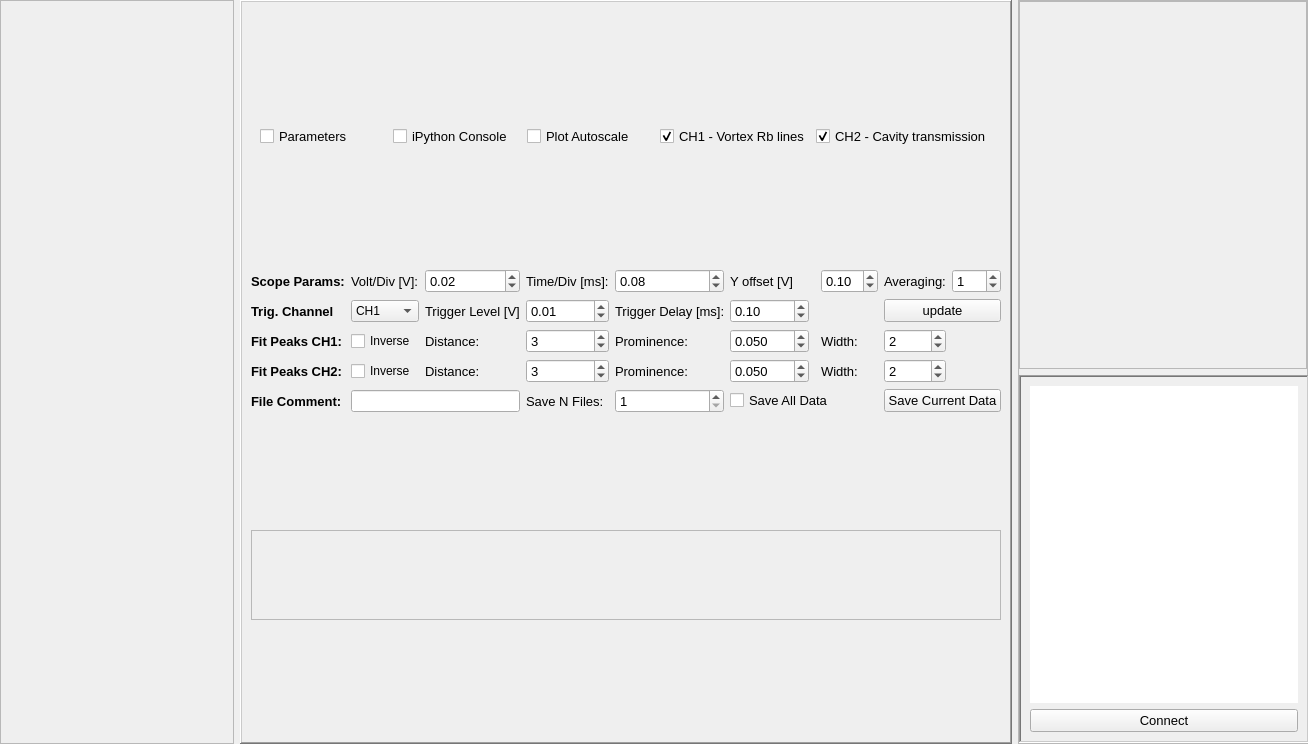
Before: the Qt Designer form widgets/scopeWidget/scopeWidgetGUI.ui in JeremyQO/GUI-Experiment, drawn with Qt 5.
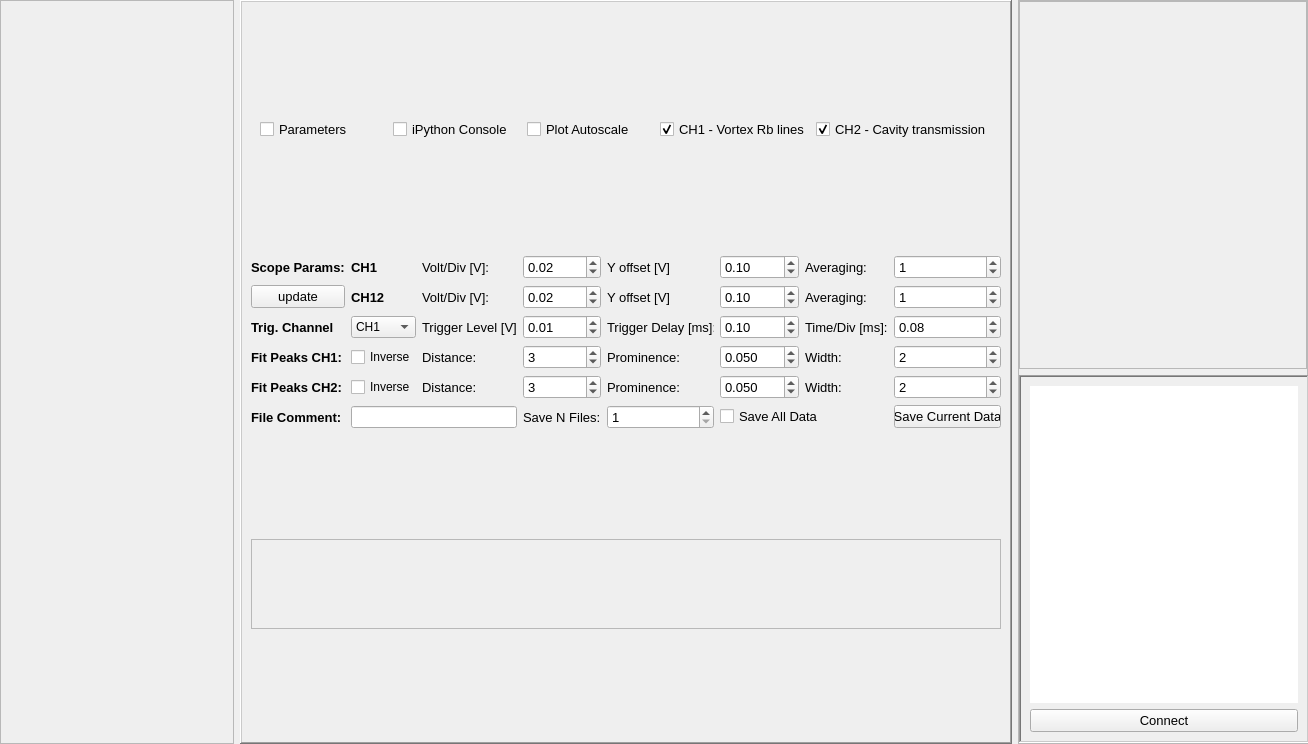
After: the same form once the commit is applied.

Patch:
```diff
--- a/widgets/scopeWidget/scopeWidgetGUI.ui
+++ b/widgets/scopeWidget/scopeWidgetGUI.ui
@@ -170,24 +170,72 @@
       </item>
       <item>
        <layout class="QGridLayout" name="gridLayout">
-        <item row="5" column="0">
-         <widget class="QLabel" name="label_20">
+        <item row="3" column="4">
+         <widget class="QSpinBox" name="spinBox_distance_ch1">
           <property name="font">
            <font>
             <pointsize>10</pointsize>
-            <weight>75</weight>
-            <bold>true</bold>
            </font>
           </property>
+          <property name="maximum">
+           <number>1024</number>
+          </property>
+          <property name="value">
+           <number>3</number>
+          </property>
+         </widget>
+        </item>
+        <item row="5" column="1">
+         <widget class="QCheckBox" name="checkBox_CH2Inverse">
           <property name="text">
-           <string>File Comment:</string>
+           <string>Inverse</string>
           </property>
+          <property name="checked">
+           <bool>false</bool>
+          </property>
          </widget>
         </item>
-        <item row="5" column="1" colspan="2">
+        <item row="3" column="1">
+         <widget class="QCheckBox" name="checkBox_CH1Inverse">
+          <property name="text">
+           <string>Inverse</string>
+          </property>
+         </widget>
+        </item>
+        <item row="6" column="1" colspan="2">
          <widget class="QLineEdit" name="lineEdit_fileComment"/>
         </item>
-        <item row="4" column="2">
+        <item row="6" column="5">
+         <widget class="QSpinBox" name="spinBox_saveNFiles">
+          <property name="font">
+           <font>
+            <pointsize>10</pointsize>
+           </font>
+          </property>
+          <property name="minimum">
+           <number>1</number>
+          </property>
+          <property name="maximum">
+           <number>1024</number>
+          </property>
+          <property name="value">
+           <number>1</number>
+          </property>
+         </widget>
+        </item>
+        <item row="5" column="5">
+         <widget class="QLabel" name="label_18">
+          <property name="font">
+           <font>
+            <pointsize>10</pointsize>
+           </font>
+          </property>
+          <property name="text">
+           <string>Prominence:</string>
+          </property>
+         </widget>
+        </item>
+        <item row="5" column="2">
          <widget class="QLabel" name="label_17">
           <property name="font">
            <font>
@@ -199,7 +247,20 @@
           </property>
          </widget>
         </item>
-        <item row="1" column="6">
+        <item row="2" column="0">
+         <widget class="QLabel" name="label_21">
+          <property name="font">
+           <font>
+            <pointsize>10</pointsize>
+            <bold>true</bold>
+           </font>
+          </property>
+          <property name="text">
+           <string>Trig. Channel</string>
+          </property>
+         </widget>
+        </item>
+        <item row="2" column="6">
          <widget class="QDoubleSpinBox" name="doubleSpinBox_triggerDelay">
           <property name="font">
            <font>
@@ -223,278 +284,20 @@
           </property>
          </widget>
         </item>
-        <item row="1" column="9" colspan="2">
-         <widget class="QPushButton" name="pushButton_updatePlotDisplay">
+        <item row="6" column="0">
+         <widget class="QLabel" name="label_20">
           <property name="font">
            <font>
             <pointsize>10</pointsize>
-           </font>
-          </property>
-          <property name="text">
-           <string>update</string>
-          </property>
-         </widget>
-        </item>
-        <item row="4" column="5">
-         <widget class="QLabel" name="label_18">
-          <property name="font">
-           <font>
-            <pointsize>10</pointsize>
-           </font>
-          </property>
-          <property name="text">
-           <string>Prominence:</string>
-          </property>
-         </widget>
-        </item>
-        <item row="2" column="0">
-         <widget class="QLabel" name="label_7">
-          <property name="font">
-           <font>
-            <pointsize>10</pointsize>
-            <weight>75</weight>
             <bold>true</bold>
            </font>
           </property>
           <property name="text">
-           <string>Fit Peaks CH1:</string>
-          </property>
-         </widget>
-        </item>
-        <item row="2" column="2">
-         <widget class="QLabel" name="label_11">
-          <property name="font">
-           <font>
-            <pointsize>10</pointsize>
-           </font>
-          </property>
-          <property name="text">
-           <string>Distance:</string>
-          </property>
-          <property name="alignment">
-           <set>Qt::AlignLeading|Qt::AlignLeft|Qt::AlignVCenter</set>
-          </property>
-         </widget>
-        </item>
-        <item row="2" column="6">
-         <widget class="QDoubleSpinBox" name="doubleSpinBox_prominence_ch1">
-          <property name="font">
-           <font>
-            <pointsize>10</pointsize>
-           </font>
-          </property>
-          <property name="decimals">
-           <number>3</number>
-          </property>
-          <property name="maximum">
-           <double>1.000000000000000</double>
-          </property>
-          <property name="singleStep">
-           <double>0.001000000000000</double>
-          </property>
-          <property name="value">
-           <double>0.050000000000000</double>
-          </property>
-         </widget>
-        </item>
-        <item row="2" column="5">
-         <widget class="QLabel" name="label_8">
-          <property name="font">
-           <font>
-            <pointsize>10</pointsize>
-           </font>
-          </property>
-          <property name="text">
-           <string>Prominence:</string>
-          </property>
-          <property name="alignment">
-           <set>Qt::AlignLeading|Qt::AlignLeft|Qt::AlignVCenter</set>
-          </property>
-         </widget>
-        </item>
-        <item row="2" column="8">
-         <widget class="QLabel" name="label_9">
-          <property name="font">
-           <font>
-            <pointsize>10</pointsize>
-           </font>
-          </property>
-          <property name="text">
-           <string>Width:</string>
-          </property>
-          <property name="alignment">
-           <set>Qt::AlignLeading|Qt::AlignLeft|Qt::AlignVCenter</set>
-          </property>
-         </widget>
-        </item>
-        <item row="1" column="5">
-         <widget class="QLabel" name="label_6">
-          <property name="font">
-           <font>
-            <pointsize>10</pointsize>
-           </font>
-          </property>
-          <property name="text">
-           <string>Trigger Delay [ms]:</string>
-          </property>
-         </widget>
-        </item>
-        <item row="2" column="9">
-         <widget class="QSpinBox" name="spinBox_width_ch1">
-          <property name="font">
-           <font>
-            <pointsize>10</pointsize>
-           </font>
-          </property>
-          <property name="maximum">
-           <number>1024</number>
-          </property>
-          <property name="value">
-           <number>2</number>
-          </property>
-         </widget>
-        </item>
-        <item row="4" column="1">
-         <widget class="QCheckBox" name="checkBox_CH2Inverse">
-          <property name="text">
-           <string>Inverse</string>
-          </property>
-          <property name="checked">
-           <bool>false</bool>
-          </property>
-         </widget>
-        </item>
-        <item row="4" column="8">
-         <widget class="QLabel" name="label_19">
-          <property name="font">
-           <font>
-            <pointsize>10</pointsize>
-           </font>
-          </property>
-          <property name="text">
-           <string>Width:</string>
-          </property>
-         </widget>
-        </item>
-        <item row="2" column="1">
-         <widget class="QCheckBox" name="checkBox_CH1Inverse">
-          <property name="text">
-           <string>Inverse</string>
-          </property>
-         </widget>
-        </item>
-        <item row="4" column="9">
-         <widget class="QSpinBox" name="spinBox_width_ch2">
-          <property name="font">
-           <font>
-            <pointsize>10</pointsize>
-           </font>
-          </property>
-          <property name="maximum">
-           <number>1024</number>
-          </property>
-          <property name="value">
-           <number>2</number>
-          </property>
-         </widget>
-        </item>
-        <item row="0" column="4">
-         <widget class="QLabel" name="label_5">
-          <property name="font">
-           <font>
-            <pointsize>10</pointsize>
-           </font>
-          </property>
-          <property name="text">
-           <string>Time/Div [ms]:</string>
-          </property>
-         </widget>
-        </item>
-        <item row="0" column="9">
-         <widget class="QLabel" name="label_10">
-          <property name="font">
-           <font>
-            <pointsize>10</pointsize>
-           </font>
-          </property>
-          <property name="text">
-           <string>Averaging:</string>
-          </property>
-          <property name="alignment">
-           <set>Qt::AlignLeading|Qt::AlignLeft|Qt::AlignVCenter</set>
-          </property>
-         </widget>
-        </item>
-        <item row="0" column="6">
-         <widget class="QLabel" name="label_14">
-          <property name="font">
-           <font>
-            <pointsize>10</pointsize>
-           </font>
-          </property>
-          <property name="text">
-           <string>Y offset [V]</string>
+           <string>File Comment:</string>
           </property>
          </widget>
         </item>
         <item row="2" column="4">
-         <widget class="QSpinBox" name="spinBox_distance_ch1">
-          <property name="font">
-           <font>
-            <pointsize>10</pointsize>
-           </font>
-          </property>
-          <property name="maximum">
-           <number>1024</number>
-          </property>
-          <property name="value">
-           <number>3</number>
-          </property>
-         </widget>
-        </item>
-        <item row="0" column="8">
-         <widget class="QDoubleSpinBox" name="doubleSpinBox_VOffset">
-          <property name="font">
-           <font>
-            <pointsize>10</pointsize>
-           </font>
-          </property>
-          <property name="minimum">
-           <double>-3.000000000000000</double>
-          </property>
-          <property name="maximum">
-           <double>3.000000000000000</double>
-          </property>
-          <property name="singleStep">
-           <double>0.050000000000000</double>
-          </property>
-          <property name="value">
-           <double>0.100000000000000</double>
-          </property>
-         </widget>
-        </item>
-        <item row="0" column="2">
-         <widget class="QDoubleSpinBox" name="doubleSpinBox_VtoDiv">
-          <property name="font">
-           <font>
-            <pointsize>10</pointsize>
-           </font>
-          </property>
-          <property name="minimum">
-           <double>0.010000000000000</double>
-          </property>
-          <property name="maximum">
-           <double>2.000000000000000</double>
-          </property>
-          <property name="singleStep">
-           <double>0.200000000000000</double>
-          </property>
-          <property name="value">
-           <double>0.020000000000000</double>
-          </property>
-         </widget>
-        </item>
-        <item row="1" column="4">
          <widget class="QDoubleSpinBox" name="doubleSpinBox_triggerLevel">
           <property name="font">
            <font>
@@ -515,86 +318,22 @@
           </property>
          </widget>
         </item>
-        <item row="0" column="5">
-         <widget class="QDoubleSpinBox" name="doubleSpinBox_timeScale">
-          <property name="font">
-           <font>
-            <pointsize>10</pointsize>
-           </font>
-          </property>
-          <property name="value">
-           <double>0.080000000000000</double>
-          </property>
-         </widget>
-        </item>
-        <item row="0" column="10">
-         <widget class="QSpinBox" name="spinBox_averaging">
+        <item row="5" column="4">
+         <widget class="QSpinBox" name="spinBox_distance_ch2">
           <property name="font">
            <font>
             <pointsize>10</pointsize>
            </font>
           </property>
           <property name="maximum">
-           <number>24</number>
+           <number>1024</number>
           </property>
           <property name="value">
-           <number>1</number>
+           <number>3</number>
           </property>
          </widget>
         </item>
-        <item row="0" column="0">
-         <widget class="QLabel" name="label_12">
-          <property name="font">
-           <font>
-            <pointsize>10</pointsize>
-            <weight>75</weight>
-            <bold>true</bold>
-           </font>
-          </property>
-          <property name="text">
-           <string>Scope Params:</string>
-          </property>
-         </widget>
-        </item>
-        <item row="1" column="2">
-         <widget class="QLabel" name="label_38">
-          <property name="font">
-           <font>
-            <pointsize>10</pointsize>
-           </font>
-          </property>
-          <property name="text">
-           <string>Trigger Level [V]</string>
-          </property>
-         </widget>
-        </item>
-        <item row="0" column="1">
-         <widget class="QLabel" name="label_13">
-          <property name="font">
-           <font>
-            <pointsize>10</pointsize>
-           </font>
-          </property>
-          <property name="text">
-           <string>Volt/Div [V]:</string>
-          </property>
-         </widget>
-        </item>
-        <item row="1" column="0">
-         <widget class="QLabel" name="label_21">
-          <property name="font">
-           <font>
-            <pointsize>10</pointsize>
-            <weight>75</weight>
-            <bold>true</bold>
-           </font>
-          </property>
-          <property name="text">
-           <string>Trig. Channel</string>
-          </property>
-         </widget>
-        </item>
-        <item row="1" column="1">
+        <item row="2" column="1">
          <widget class="QComboBox" name="comboBox_triggerSource">
           <property name="currentText">
            <string>CH1</string>
@@ -616,30 +355,73 @@
           </item>
          </widget>
         </item>
-        <item row="4" column="6">
-         <widget class="QDoubleSpinBox" name="doubleSpinBox_prominence_ch2">
+        <item row="6" column="4">
+         <widget class="QLabel" name="label_22">
           <property name="font">
            <font>
             <pointsize>10</pointsize>
            </font>
           </property>
-          <property name="decimals">
-           <number>3</number>
+          <property name="text">
+           <string>Save N Files:</string>
           </property>
-          <property name="singleStep">
-           <double>0.001000000000000</double>
+         </widget>
+        </item>
+        <item row="0" column="0">
+         <widget class="QLabel" name="label_12">
+          <property name="font">
+           <font>
+            <pointsize>10</pointsize>
+            <bold>true</bold>
+           </font>
           </property>
-          <property name="value">
-           <double>0.050000000000000</double>
+          <property name="text">
+           <string>Scope Params:</string>
           </property>
          </widget>
         </item>
-        <item row="4" column="0">
+        <item row="2" column="2">
+         <widget class="QLabel" name="label_38">
+          <property name="font">
+           <font>
+            <pointsize>10</pointsize>
+           </font>
+          </property>
+          <property name="text">
+           <string>Trigger Level [V]</string>
+          </property>
+         </widget>
+        </item>
+        <item row="3" column="0">
+         <widget class="QLabel" name="label_7">
+          <property name="font">
+           <font>
+            <pointsize>10</pointsize>
+            <bold>true</bold>
+           </font>
+          </property>
+          <property name="text">
+           <string>Fit Peaks CH1:</string>
+          </property>
+         </widget>
+        </item>
+        <item row="2" column="5">
+         <widget class="QLabel" name="label_6">
+          <property name="font">
+           <font>
+            <pointsize>10</pointsize>
+           </font>
+          </property>
+          <property name="text">
+           <string>Trigger Delay [ms]:</string>
+          </property>
+         </widget>
+        </item>
+        <item row="5" column="0">
          <widget class="QLabel" name="label_16">
           <property name="font">
            <font>
             <pointsize>10</pointsize>
-            <weight>75</weight>
             <bold>true</bold>
            </font>
           </property>
@@ -648,40 +430,262 @@
           </property>
          </widget>
         </item>
-        <item row="4" column="4">
-         <widget class="QSpinBox" name="spinBox_distance_ch2">
+        <item row="3" column="6">
+         <widget class="QDoubleSpinBox" name="doubleSpinBox_prominence_ch1">
           <property name="font">
            <font>
             <pointsize>10</pointsize>
            </font>
           </property>
+          <property name="decimals">
+           <number>3</number>
+          </property>
           <property name="maximum">
-           <number>1024</number>
+           <double>1.000000000000000</double>
           </property>
           <property name="value">
+           <double>0.050000000000000</double>
+          </property>
+         </widget>
+        </item>
+        <item row="3" column="5">
+         <widget class="QLabel" name="label_8">
+          <property name="font">
+           <font>
+            <pointsize>10</pointsize>
+           </font>
+          </property>
+          <property name="text">
+           <string>Prominence:</string>
+          </property>
+          <property name="alignment">
+           <set>Qt::AlignLeading|Qt::AlignLeft|Qt::AlignVCenter</set>
+          </property>
+         </widget>
+        </item>
+        <item row="3" column="2">
+         <widget class="QLabel" name="label_11">
+          <property name="font">
+           <font>
+            <pointsize>10</pointsize>
+           </font>
+          </property>
+          <property name="text">
+           <string>Distance:</string>
+          </property>
+          <property name="alignment">
+           <set>Qt::AlignLeading|Qt::AlignLeft|Qt::AlignVCenter</set>
+          </property>
+         </widget>
+        </item>
+        <item row="5" column="6">
+         <widget class="QDoubleSpinBox" name="doubleSpinBox_prominence_ch2">
+          <property name="font">
+           <font>
+            <pointsize>10</pointsize>
+           </font>
+          </property>
+          <property name="decimals">
            <number>3</number>
           </property>
+          <property name="singleStep">
+           <double>0.001000000000000</double>
+          </property>
+          <property name="value">
+           <double>0.050000000000000</double>
+          </property>
          </widget>
         </item>
-        <item row="5" column="5">
-         <widget class="QSpinBox" name="spinBox_saveNFiles">
+        <item row="1" column="0">
+         <widget class="QPushButton" name="pushButton_updatePlotDisplay">
           <property name="font">
            <font>
             <pointsize>10</pointsize>
            </font>
           </property>
+          <property name="text">
+           <string>update</string>
+          </property>
+         </widget>
+        </item>
+        <item row="0" column="4">
+         <widget class="QDoubleSpinBox" name="doubleSpinBox_VtoDiv_ch1">
+          <property name="font">
+           <font>
+            <pointsize>10</pointsize>
+           </font>
+          </property>
           <property name="minimum">
+           <double>0.010000000000000</double>
+          </property>
+          <property name="maximum">
+           <double>2.000000000000000</double>
+          </property>
+          <property name="singleStep">
+           <double>0.200000000000000</double>
+          </property>
+          <property name="value">
+           <double>0.020000000000000</double>
+          </property>
+         </widget>
+        </item>
+        <item row="0" column="2">
+         <widget class="QLabel" name="label_13">
+          <property name="font">
+           <font>
+            <pointsize>10</pointsize>
+           </font>
+          </property>
+          <property name="text">
+           <string>Volt/Div [V]:</string>
+          </property>
+         </widget>
+        </item>
+        <item row="2" column="7">
+         <widget class="QLabel" name="label_5">
+          <property name="font">
+           <font>
+            <pointsize>10</pointsize>
+           </font>
+          </property>
+          <property name="text">
+           <string>Time/Div [ms]:</string>
+          </property>
+         </widget>
+        </item>
+        <item row="2" column="8">
+         <widget class="QDoubleSpinBox" name="doubleSpinBox_timeScale">
+          <property name="font">
+           <font>
+            <pointsize>10</pointsize>
+           </font>
+          </property>
+          <property name="value">
+           <double>0.080000000000000</double>
+          </property>
+         </widget>
+        </item>
+        <item row="0" column="5">
+         <widget class="QLabel" name="label_14">
+          <property name="font">
+           <font>
+            <pointsize>10</pointsize>
+           </font>
+          </property>
+          <property name="text">
+           <string>Y offset [V]</string>
+          </property>
+         </widget>
+        </item>
+        <item row="0" column="6">
+         <widget class="QDoubleSpinBox" name="doubleSpinBox_VOffset_ch1">
+          <property name="font">
+           <font>
+            <pointsize>10</pointsize>
+           </font>
+          </property>
+          <property name="minimum">
+           <double>-3.000000000000000</double>
+          </property>
+          <property name="maximum">
+           <double>3.000000000000000</double>
+          </property>
+          <property name="singleStep">
+           <double>0.050000000000000</double>
+          </property>
+          <property name="value">
+           <double>0.100000000000000</double>
+          </property>
+         </widget>
+        </item>
+        <item row="0" column="7">
+         <widget class="QLabel" name="label_10">
+          <property name="font">
+           <font>
+            <pointsize>10</pointsize>
+           </font>
+          </property>
+          <property name="text">
+           <string>Averaging:</string>
+          </property>
+          <property name="alignment">
+           <set>Qt::AlignLeading|Qt::AlignLeft|Qt::AlignVCenter</set>
+          </property>
+         </widget>
+        </item>
+        <item row="0" column="8">
+         <widget class="QSpinBox" name="spinBox_averaging_ch1">
+          <property name="font">
+           <font>
+            <pointsize>10</pointsize>
+           </font>
+          </property>
+          <property name="maximum">
+           <number>24</number>
+          </property>
+          <property name="value">
            <number>1</number>
           </property>
+         </widget>
+        </item>
+        <item row="3" column="7">
+         <widget class="QLabel" name="label_9">
+          <property name="font">
+           <font>
+            <pointsize>10</pointsize>
+           </font>
+          </property>
+          <property name="text">
+           <string>Width:</string>
+          </property>
+          <property name="alignment">
+           <set>Qt::AlignLeading|Qt::AlignLeft|Qt::AlignVCenter</set>
+          </property>
+         </widget>
+        </item>
+        <item row="5" column="7">
+         <widget class="QLabel" name="label_19">
+          <property name="font">
+           <font>
+            <pointsize>10</pointsize>
+           </font>
+          </property>
+          <property name="text">
+           <string>Width:</string>
+          </property>
+         </widget>
+        </item>
+        <item row="3" column="8">
+         <widget class="QSpinBox" name="spinBox_width_ch1">
+          <property name="font">
+           <font>
+            <pointsize>10</pointsize>
+           </font>
+          </property>
           <property name="maximum">
            <number>1024</number>
           </property>
           <property name="value">
-           <number>1</number>
+           <number>2</number>
           </property>
          </widget>
         </item>
-        <item row="5" column="6" colspan="3">
+        <item row="5" column="8">
+         <widget class="QSpinBox" name="spinBox_width_ch2">
+          <property name="font">
+           <font>
+            <pointsize>10</pointsize>
+           </font>
+          </property>
+          <property name="maximum">
+           <number>1024</number>
+          </property>
+          <property name="value">
+           <number>2</number>
+          </property>
+         </widget>
+        </item>
+        <item row="6" column="6" colspan="2">
          <widget class="QCheckBox" name="checkBox_saveData">
           <property name="font">
            <font>
@@ -693,19 +697,7 @@
           </property>
          </widget>
         </item>
-        <item row="5" column="4">
-         <widget class="QLabel" name="label_22">
-          <property name="font">
-           <font>
-            <pointsize>10</pointsize>
-           </font>
-          </property>
-          <property name="text">
-           <string>Save N Files:</string>
-          </property>
-         </widget>
-        </item>
-        <item row="5" column="9" colspan="2">
+        <item row="6" column="8">
          <widget class="QPushButton" name="pushButton_saveCurrentData">
           <property name="font">
            <font>
@@ -717,6 +709,128 @@
           </property>
          </widget>
         </item>
+        <item row="1" column="2">
+         <widget class="QLabel" name="label_15">
+          <property name="font">
+           <font>
+            <pointsize>10</pointsize>
+           </font>
+          </property>
+          <property name="text">
+           <string>Volt/Div [V]:</string>
+          </property>
+         </widget>
+        </item>
+        <item row="1" column="5">
+         <widget class="QLabel" name="label_23">
+          <property name="font">
+           <font>
+            <pointsize>10</pointsize>
+           </font>
+          </property>
+          <property name="text">
+           <string>Y offset [V]</string>
+          </property>
+         </widget>
+        </item>
+        <item row="1" column="7">
+         <widget class="QLabel" name="label_24">
+          <property name="font">
+           <font>
+            <pointsize>10</pointsize>
+           </font>
+          </property>
+          <property name="text">
+           <string>Averaging:</string>
+          </property>
+          <property name="alignment">
+           <set>Qt::AlignLeading|Qt::AlignLeft|Qt::AlignVCenter</set>
+          </property>
+         </widget>
+        </item>
+        <item row="0" column="1">
+         <widget class="QLabel" name="label_25">
+          <property name="font">
+           <font>
+            <pointsize>10</pointsize>
+            <bold>true</bold>
+           </font>
+          </property>
+          <property name="text">
+           <string>CH1</string>
+          </property>
+         </widget>
+        </item>
+        <item row="1" column="1">
+         <widget class="QLabel" name="label_26">
+          <property name="font">
+           <font>
+            <pointsize>10</pointsize>
+            <bold>true</bold>
+           </font>
+          </property>
+          <property name="text">
+           <string>CH12</string>
+          </property>
+         </widget>
+        </item>
+        <item row="1" column="6">
+         <widget class="QDoubleSpinBox" name="doubleSpinBox_VOffset_ch2">
+          <property name="font">
+           <font>
+            <pointsize>10</pointsize>
+           </font>
+          </property>
+          <property name="minimum">
+           <double>-3.000000000000000</double>
+          </property>
+          <property name="maximum">
+           <double>3.000000000000000</double>
+          </property>
+          <property name="singleStep">
+           <double>0.050000000000000</double>
+          </property>
+          <property name="value">
+           <double>0.100000000000000</double>
+          </property>
+         </widget>
+        </item>
+        <item row="1" column="8">
+         <widget class="QSpinBox" name="spinBox_averaging_ch2">
+          <property name="font">
+           <font>
+            <pointsize>10</pointsize>
+           </font>
+          </property>
+          <property name="maximum">
+           <number>24</number>
+          </property>
+          <property name="value">
+           <number>1</number>
+          </property>
+         </widget>
+        </item>
+        <item row="1" column="4">
+         <widget class="QDoubleSpinBox" name="doubleSpinBox_VtoDiv_ch2">
+          <property name="font">
+           <font>
+            <pointsize>10</pointsize>
+           </font>
+          </property>
+          <property name="minimum">
+           <double>0.010000000000000</double>
+          </property>
+          <property name="maximum">
+           <double>2.000000000000000</double>
+          </property>
+          <property name="singleStep">
+           <double>0.200000000000000</double>
+          </property>
+          <property name="value">
+           <double>0.020000000000000</double>
+          </property>
+         </widget>
+        </item>
        </layout>
       </item>
       <item>
```
Left out of the diff: 3 changed lines with no effect on the pictures.
